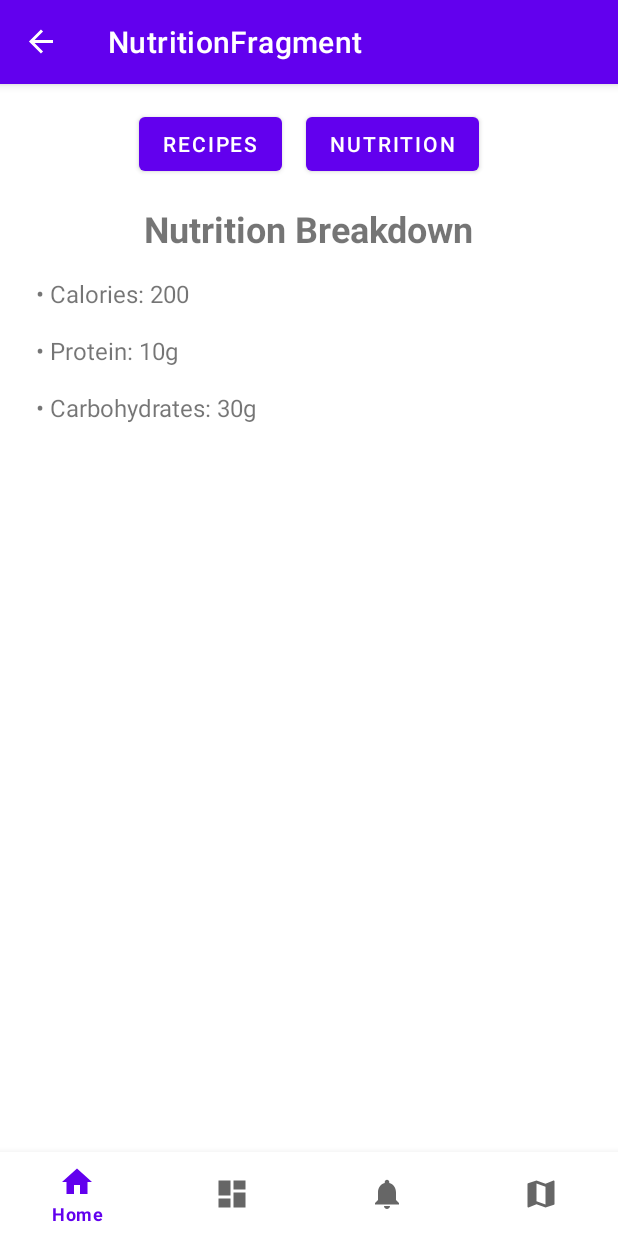
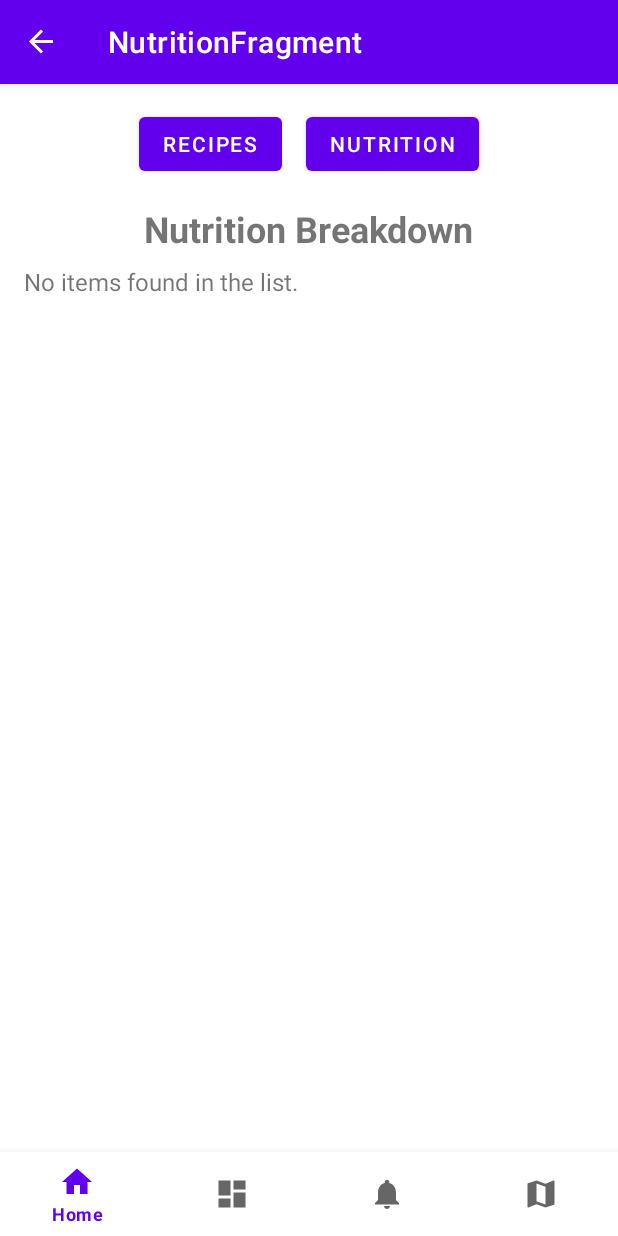
Before and after one commit to donglaiduan/GrocerEase, an Android app: the NutritionFragment screen opened through its navigation route, on a phone screen of 412 x 824 dp. Run offline under Robolectric (Android 15) with nearby library versions, the phone set to English and light mode, and no system bars; our stand-ins replace Firebase (no records; nobody signed in at launch, a user with empty details on screens opened directly), navigation-ui; pictures from the network do not load; Roboto replaces fonts that are not available here.

Commit message:
Added the nutrition aspect of the rec page, can see what the nutrition of the current pulled up list is.

```diff
--- a/app/src/main/java/com/cs407/grocerease/ui/recommendations/NutritionFragment.kt
+++ b/app/src/main/java/com/cs407/grocerease/ui/recommendations/NutritionFragment.kt
@@ -1,9 +1,11 @@
 package com.cs407.grocerease.ui.recommendations
 
+import android.content.Context
 import android.os.Bundle
 import android.view.LayoutInflater
 import android.view.View
 import android.view.ViewGroup
+import android.widget.TextView
 import androidx.fragment.app.Fragment
 import androidx.navigation.fragment.findNavController
 import com.cs407.grocerease.R
@@ -14,7 +16,8 @@ class NutritionFragment : Fragment() {
     private var _binding: FragmentNutritionBinding? = null
     private val binding get() = _binding!!
 
-    private var trigger = true
+    private val sharedPrefs = "GroceryListPrefs"
+    private val currentListItemsShared = "CurrentListItems"
 
     override fun onCreateView(
         inflater: LayoutInflater, container: ViewGroup?,
@@ -27,8 +30,59 @@ class NutritionFragment : Fragment() {
             findNavController().navigate(R.id.navigation_recs)
         }
 
+        // Load and display shared preference items
+        displaySharedPreferenceItems()
+
         return binding.root
     }
+
+    private fun displaySharedPreferenceItems() {
+        // Retrieve shared preferences
+        val sharedPreferences = requireContext().getSharedPreferences(sharedPrefs, Context.MODE_PRIVATE)
+        val combinedList = sharedPreferences.getString(currentListItemsShared, null)
+
+        // Clear the scrollable layout
+        binding.nutritionScrollView.removeAllViews()
+
+        if (!combinedList.isNullOrEmpty()) {
+            val items = combinedList.split(";").filter { it.isNotEmpty() }
+
+            for (item in items) {
+                val split = item.split(":")
+                if (split.size == 14) {
+                    val itemCalories = split[2].toDouble()
+                    val itemCarbs = split[3].toDouble()
+                    val itemFat = split[4].toDouble()
+                    val itemProtein = split[5].toDouble()
+                    val itemFiber = split[6].toDouble()
+                    val itemPotassium = split[7].toDouble()
+                    val itemCalcium = split[8].toDouble()
+                    val itemIron = split[9].toDouble()
+                    val itemFolate = split[10].toDouble()
+                    val itemVitaminD = split[11].toDouble()
+
+                    // Inflate the single nutrition item layout
+                    val itemView = LayoutInflater.from(context).inflate(R.layout.nutrition_item_view, binding.nutritionScrollView, false)
+                    val nutritionTextView = itemView.findViewById<TextView>(R.id.item_nutrition)
+
+                    // Set the nutrition data
+                    nutritionTextView.text = "Calories: $itemCalories\n\n Carbs: $itemCarbs\n\n Fat: $itemFat\n\n Protein: $itemProtein\n\n" +
+                            "Fiber: $itemFiber\n\n Potassium: $itemPotassium\n\n Calcium: $itemCalcium\n\n Iron: $itemIron\n\n" +
+                            "Folate: $itemFolate\n\n VitaminD: $itemVitaminD"
+
+                    // Add the nutrition item to the scrollable view
+                    binding.nutritionScrollView.addView(itemView)
+                }
+            }
+        } else {
+            // Show a message if no items are found
+            val emptyMessage = TextView(requireContext())
+            emptyMessage.text = "No items found in the list."
+            emptyMessage.textSize = 16f
+            binding.nutritionScrollView.addView(emptyMessage)
+        }
+    }
+
 
     override fun onDestroyView() {
         super.onDestroyView()
--- a/app/src/main/res/layout/fragment_nutrition.xml
+++ b/app/src/main/res/layout/fragment_nutrition.xml
@@ -61,30 +61,11 @@
 
                 <!-- Example Nutrition Item 1 -->
                 <TextView
-                    android:id="@+id/nutritionItem1"
-                    android:layout_width="match_parent"
+                    android:id="@+id/item_nutrition"
+                    android:layout_width="wrap_content"
                     android:layout_height="wrap_content"
-                    android:padding="8dp"
-                    android:text="• Calories: 200"
-                    android:textSize="16sp" />
-
-                <!-- Example Nutrition Item 2 -->
-                <TextView
-                    android:id="@+id/nutritionItem2"
-                    android:layout_width="match_parent"
-                    android:layout_height="wrap_content"
-                    android:padding="8dp"
-                    android:text="• Protein: 10g"
-                    android:textSize="16sp" />
-
-                <!-- Example Nutrition Item 3 -->
-                <TextView
-                    android:id="@+id/nutritionItem3"
-                    android:layout_width="match_parent"
-                    android:layout_height="wrap_content"
-                    android:padding="8dp"
-                    android:text="• Carbohydrates: 30g"
-                    android:textSize="16sp" />
+                    android:text="Nutrition Info"
+                    android:textSize="14sp" />
 
                 <!-- Add more nutrition items here -->
             </LinearLayout>
```
Also changed, not shown: app/src/main/res/layout/nutrition_item_view.xml (added, +17 -0 lines).
